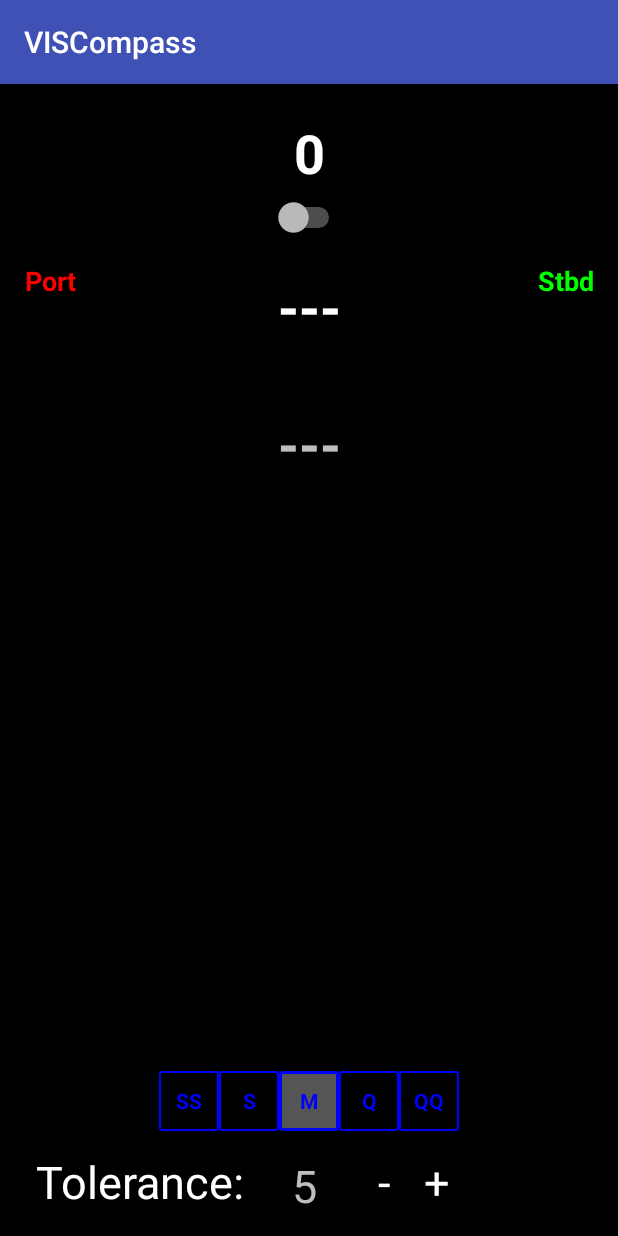
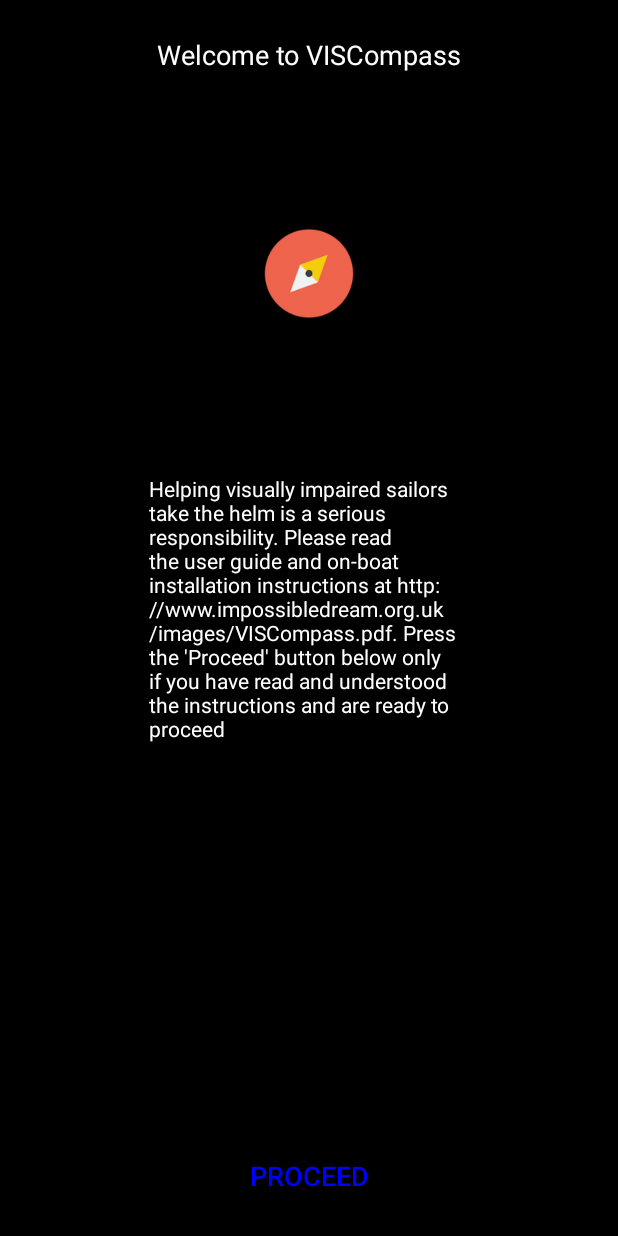
Before and after one commit to mattclarkdotnet/vicompass, an Android app: the screen it shows after launch (MainActivity before the commit, SplashScreen after it), on a phone screen of 412 x 824 dp. Run offline under Robolectric (Android 15) with nearby library versions, the phone set to English and light mode, and no system bars.

Commit message:
Added splash screen
Added splash screen
Changed colour of direction indicator arrows
Allow tolerance to be set to 1 degree
Add border to tolerance buttons
Change app icons

```diff
--- a/Android/app/build.gradle
+++ b/Android/app/build.gradle
@@ -22,6 +22,7 @@ android {
 }
 
 dependencies {
+    implementation 'com.android.support:design:25.4.0'
     compile fileTree(include: ['*.jar'], dir: 'libs')
     androidTestCompile('com.android.support.test.espresso:espresso-core:2.2.2', {
         exclude group: 'com.android.support', module: 'support-annotations'
--- a/Android/app/src/main/AndroidManifest.xml
+++ b/Android/app/src/main/AndroidManifest.xml
@@ -4,18 +4,25 @@
 
     <application
         android:allowBackup="true"
-        android:icon="@mipmap/ic_launcher"
+        android:icon="@drawable/my_compass180"
         android:label="@string/app_name"
         android:roundIcon="@mipmap/ic_launcher_round"
         android:supportsRtl="true"
         android:theme="@style/AppTheme">
-        <activity android:name=".MainActivity" android:screenOrientation="portrait" >
+        <activity
+            android:name=".MainActivity"
+            android:screenOrientation="portrait">
+
+        </activity>
+        <activity
+            android:name=".SplashScreen"
+            android:label="@string/title_activity_splash_screen"
+            android:theme="@style/AppTheme.NoActionBar">
             <intent-filter>
                 <action android:name="android.intent.action.MAIN" />
 
                 <category android:name="android.intent.category.LAUNCHER" />
             </intent-filter>
-
         </activity>
     </application>
 
--- a/Android/app/src/main/java/com/viscompass/visompass/CompassModel.java
+++ b/Android/app/src/main/java/com/viscompass/visompass/CompassModel.java
@@ -49,7 +49,7 @@ public class CompassModel implements SensorEventListener{
     }
 
     public void setDiffTolerance(int dt){
-        if(dt > 4) {
+        if(dt > 0) {
             diffTolerance = dt;
             calculateCorrection();
         }
--- /dev/null
+++ b/Android/app/src/main/java/com/viscompass/visompass/SplashScreen.java
@@ -0,0 +1,25 @@
+package com.viscompass.visompass;
+
+import android.content.Intent;
+import android.os.Bundle;
+import android.support.design.widget.FloatingActionButton;
+import android.support.design.widget.Snackbar;
+import android.support.v7.app.AppCompatActivity;
+import android.support.v7.widget.Toolbar;
+import android.view.View;
+
+public class SplashScreen extends AppCompatActivity {
+
+    @Override
+    protected void onCreate(Bundle savedInstanceState) {
+        super.onCreate(savedInstanceState);
+        setContentView(R.layout.activity_splash_screen);
+
+    }
+
+    public void startApp(View view){
+        Intent i = new Intent(this, MainActivity.class);
+        startActivity(i);
+    }
+
+}
--- a/Android/app/src/main/res/layout/activity_main.xml
+++ b/Android/app/src/main/res/layout/activity_main.xml
@@ -12,9 +12,8 @@
         android:id="@+id/btnPlus"
         android:layout_width="wrap_content"
         android:layout_height="wrap_content"
-        android:layout_marginLeft="8dp"
-        android:layout_marginStart="8dp"
-        android:background="#000"
+        android:width="30dp"
+        android:background="@drawable/bordered_button"
         android:text=" + "
         android:textColor="#fff"
         android:textSize="30sp"
@@ -130,8 +129,7 @@
         android:layout_width="42dp"
         android:layout_height="38dp"
         android:layout_marginBottom="16dp"
-        android:layout_marginLeft="32dp"
-        android:layout_marginStart="32dp"
+        android:layout_marginStart="16dp"
         android:text="5"
         android:textSize="30sp"
         app:layout_constraintBottom_toBottomOf="parent"
@@ -240,9 +238,9 @@
         android:id="@+id/btnMinus"
         android:layout_width="wrap_content"
         android:layout_height="wrap_content"
-        android:layout_marginLeft="8dp"
         android:layout_marginStart="8dp"
-        android:background="#000"
+        android:width="30dp"
+        android:background="@drawable/bordered_button"
         android:text=" - "
         android:textColor="#fff"
         android:textSize="30sp"
@@ -259,7 +257,7 @@
         android:gravity="top"
         android:padding="0dp"
         android:text="&lt;"
-        android:textColor="#ffffff"
+        android:textColor="#ff0000"
         android:textSize="120sp"
         android:visibility="invisible"
         app:layout_constraintBottom_toBottomOf="@+id/tvCorrection"
@@ -275,7 +273,7 @@
         android:gravity="top"
         android:padding="0dp"
         android:text="&gt;"
-        android:textColor="#ffffff"
+        android:textColor="#00ff00"
         android:textSize="120sp"
         android:visibility="invisible"
         app:layout_constraintBottom_toBottomOf="@+id/tvCorrection"
--- /dev/null
+++ b/Android/app/src/main/res/layout/activity_splash_screen.xml
@@ -0,0 +1,80 @@
+<?xml version="1.0" encoding="utf-8"?>
+<android.support.constraint.ConstraintLayout xmlns:android="http://schemas.android.com/apk/res/android"
+    xmlns:app="http://schemas.android.com/apk/res-auto"
+    xmlns:tools="http://schemas.android.com/tools"
+    android:layout_width="match_parent"
+    android:layout_height="match_parent"
+    android:background="#000000"
+    tools:context=".SplashScreen">
+
+    <android.support.design.widget.AppBarLayout
+        android:id="@+id/appBarLayout"
+        android:layout_width="match_parent"
+        android:layout_height="wrap_content"
+        android:theme="@style/AppTheme.AppBarOverlay">
+
+    </android.support.design.widget.AppBarLayout>
+
+    <TextView
+        android:id="@+id/textView"
+        android:layout_width="match_parent"
+        android:layout_height="wrap_content"
+        android:layout_marginEnd="24dp"
+        android:layout_marginStart="24dp"
+        android:layout_marginTop="24dp"
+        android:gravity="center_horizontal"
+        android:text="Welcome to VISCompass"
+        android:textColor="#ffffff"
+        android:textSize="18sp"
+        app:layout_constraintEnd_toEndOf="parent"
+        app:layout_constraintStart_toStartOf="parent"
+        app:layout_constraintTop_toTopOf="@+id/appBarLayout" />
+
+    <Button
+        android:id="@+id/button"
+        android:layout_width="wrap_content"
+        android:layout_height="wrap_content"
+        android:layout_marginBottom="16dp"
+        android:layout_marginEnd="8dp"
+        android:layout_marginStart="8dp"
+        android:background="#000000"
+        android:onClick="startApp"
+        android:text="Proceed"
+        android:textColor="#0000ff"
+        android:textSize="18sp"
+        app:layout_constraintBottom_toBottomOf="parent"
+        app:layout_constraintEnd_toEndOf="parent"
+        app:layout_constraintStart_toStartOf="parent"
+        tools:textAllCaps="false" />
+
+    <TextView
+        android:id="@+id/editText"
+        android:layout_width="214dp"
+        android:layout_height="192dp"
+        android:layout_marginBottom="24dp"
+        android:layout_marginEnd="24dp"
+        android:layout_marginStart="24dp"
+        android:layout_marginTop="24dp"
+        android:ellipsize="none"
+        android:ems="10"
+        android:maxLines="100"
+        android:scrollHorizontally="false"
+        android:text="Helping visually impaired sailors take the helm is a serious responsibility. Please read the user guide and on-boat installation instructions at http://www.impossibledream.org.uk/images/VISCompass.pdf. Press the 'Proceed' button below only if you have read and understood the instructions and are ready to proceed"
+        android:textColor="#ffffff"
+        android:textSize="14sp"
+        app:layout_constraintBottom_toBottomOf="parent"
+        app:layout_constraintEnd_toEndOf="parent"
+        app:layout_constraintStart_toStartOf="parent"
+        app:layout_constraintTop_toTopOf="parent" />
+
+    <ImageView
+        android:id="@+id/imageView2"
+        android:layout_width="wrap_content"
+        android:layout_height="94dp"
+        app:layout_constraintBottom_toTopOf="@+id/editText"
+        app:layout_constraintEnd_toEndOf="parent"
+        app:layout_constraintStart_toStartOf="parent"
+        app:layout_constraintTop_toBottomOf="@+id/textView"
+        app:srcCompat="@drawable/my_compass180" />
+
+</android.support.constraint.ConstraintLayout>
--- /dev/null
+++ b/Android/app/src/main/res/values/dimens.xml
@@ -0,0 +1,3 @@
+<resources>
+    <dimen name="fab_margin">16dp</dimen>
+</resources>
--- a/Android/app/src/main/res/values/strings.xml
+++ b/Android/app/src/main/res/values/strings.xml
@@ -1,3 +1,4 @@
 <resources>
     <string name="app_name">VISCompass</string>
+    <string name="title_activity_splash_screen">VISCompass</string>
 </resources>
--- a/Android/app/src/main/res/values/styles.xml
+++ b/Android/app/src/main/res/values/styles.xml
@@ -8,4 +8,13 @@
         <item name="colorAccent">@color/colorAccent</item>
     </style>
 
+    <style name="AppTheme.NoActionBar">
+        <item name="windowActionBar">false</item>
+        <item name="windowNoTitle">true</item>
+    </style>
+
+    <style name="AppTheme.AppBarOverlay" parent="ThemeOverlay.AppCompat.Dark.ActionBar" />
+
+    <style name="AppTheme.PopupOverlay" parent="ThemeOverlay.AppCompat.Light" />
+
 </resources>
--- a/Android/build.gradle
+++ b/Android/build.gradle
@@ -16,6 +16,7 @@ buildscript {
 allprojects {
     repositories {
         jcenter()
+        google()
     }
 }
 
```
Also changed, not shown: Android/app/src/main/res/drawable/my_compass180.png (added).
